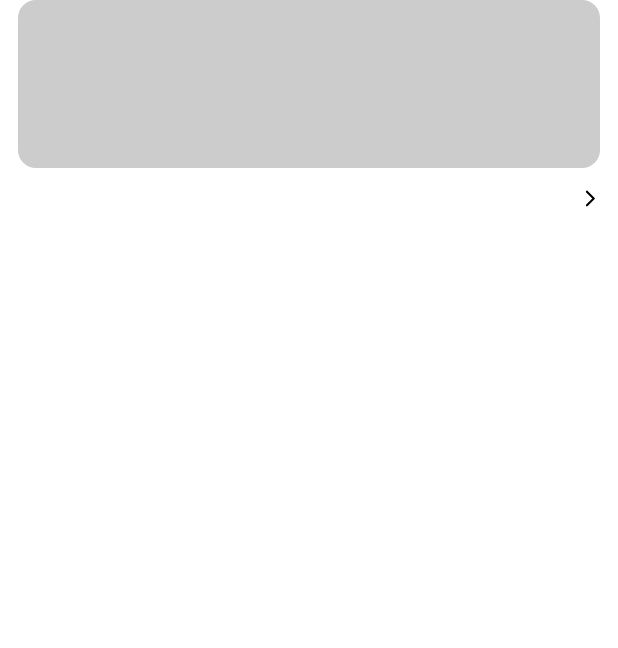
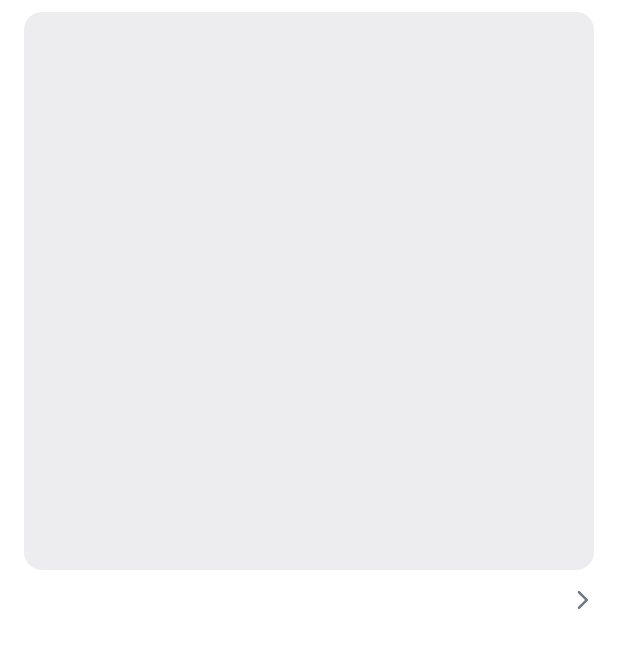
Before and after one commit to SM-QuanTest/QuanTest-FE, an Android app built with Jetpack Compose: the composable PatternCard called with empty values, on a phone screen of 412 x 824 dp. Shown: the top 648 px of the screen. Run offline under Robolectric (Android 15) with nearby library versions, the phone set to English and light mode, and no system bars.

Commit message:
style: 패턴 화면 레이아웃, 색상 및 텍스트 스타일 수정

```diff
--- a/app/src/main/java/com/example/quantest/PatternScreen.kt
+++ b/app/src/main/java/com/example/quantest/PatternScreen.kt
@@ -18,8 +18,12 @@ import androidx.compose.ui.text.font.FontWeight
 import androidx.compose.ui.unit.dp
 import androidx.compose.ui.unit.sp
 import androidx.compose.ui.graphics.Color
+import androidx.compose.ui.layout.ContentScale
 import androidx.compose.ui.res.painterResource
 import androidx.lifecycle.viewmodel.compose.viewModel
+import com.example.quantest.ui.theme.StormGray10
+import com.example.quantest.ui.theme.StormGray20
+import com.example.quantest.ui.theme.StormGray40
 
 @Composable
 fun PatternScreen(
@@ -58,7 +62,7 @@ fun PatternScreen(
                 }
             }
 
-            // 패턴 카드 리스트 (2열 그리드)
+            // 패턴 카드 리스트 (3열 그리드)
             LazyVerticalGrid(
                 columns = GridCells.Fixed(2),
                 modifier = Modifier.fillMaxSize(),
@@ -89,26 +93,38 @@ fun PatternCard(
         modifier = Modifier
             .fillMaxWidth()
             .clickable { onClick() }
-            .padding(horizontal = 12.dp)
+            .padding(horizontal = 16.dp, vertical = 8.dp)
     ) {
         Box(
             modifier = Modifier
                 .fillMaxWidth()
-                .height(120.dp)
+                .aspectRatio(1f)
                 .padding(bottom = 8.dp)
                 .clip(RoundedCornerShape(12.dp))
-                .background(Color.LightGray)
-        )
+                .background(StormGray10)
+        ) {
+            // TODO: 실제 패턴 이미지
+            Image(
+                painter = painterResource(id = R.drawable.ic_placeholder),
+                contentDescription = null,
+                contentScale = ContentScale.Crop,
+                modifier = Modifier.fillMaxSize()
+            )
+        }
         Row(
             modifier = Modifier.fillMaxWidth(),
             horizontalArrangement = Arrangement.SpaceBetween,
             verticalAlignment = Alignment.CenterVertically
         ) {
-            Text(text = patternName, fontSize = 14.sp)
-            Image(
+            Text(
+                text = patternName,
+                fontSize = 15.sp,
+                fontWeight = FontWeight.SemiBold)
+            Icon(
                 painter = painterResource(id = R.drawable.ic_arrow_next),
                 contentDescription = "next",
-                modifier = Modifier.size(14.dp)
+                modifier = Modifier.size(16.dp),
+                tint = StormGray40
             )
         }
     }
--- a/app/src/main/res/drawable/ic_placeholder.xml
+++ b/app/src/main/res/drawable/ic_placeholder.xml
@@ -6,7 +6,7 @@
 
     <!-- 회색 배경 원 -->
     <path
-        android:fillColor="#DDDDDD"
+        android:fillColor="#EDEDEF"
         android:pathData="M12,2A10,10 0 1,0 22,12A10,10 0 0,0 12,2Z" />
 
 </vector>
```
